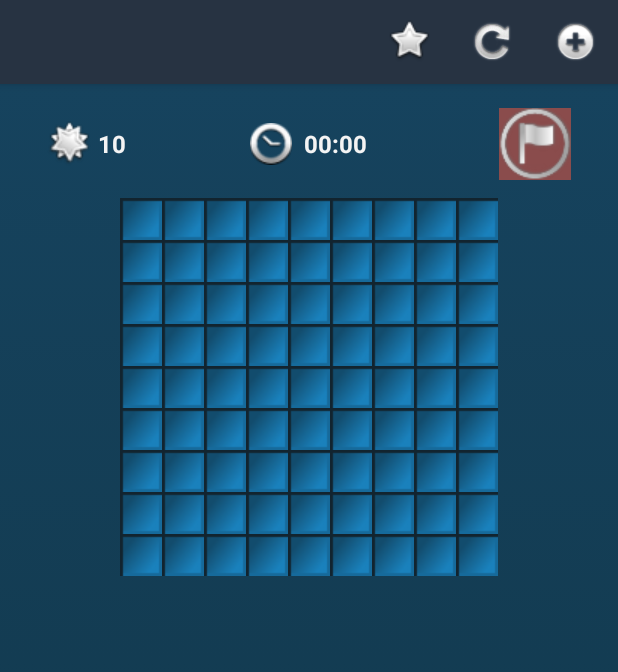
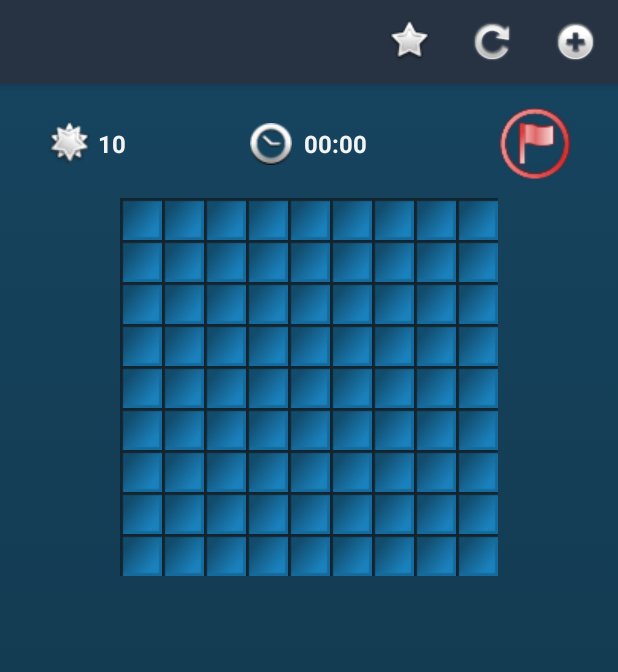
Before and after one commit to anazeer/Demineur, an Android app: the screen it shows after launch (MainActivity), after a tap on an icon or button, on a phone screen of 412 x 824 dp. Shown: the top 672 px of the screen. Run offline under Robolectric (Android 15) with nearby library versions, the phone set to English and light mode, and no system bars; 2 other taps on this screen came first.

Commit message:
Icons indicate game state (joker, flag)

```diff
--- a/app/src/main/java/com/android/demineur/MainActivity.java
+++ b/app/src/main/java/com/android/demineur/MainActivity.java
@@ -11,6 +11,7 @@ import android.os.Message;
 import android.os.Vibrator;
 import android.preference.PreferenceManager;
 import android.support.v7.app.AppCompatActivity;
+import android.support.v7.view.menu.ActionMenuItemView;
 import android.view.LayoutInflater;
 import android.view.Menu;
 import android.view.MenuInflater;
@@ -43,6 +44,7 @@ public class MainActivity extends AppCompatActivity {
     private SeekBar minesSeekBar;
     private Dialog settingsDialog;
     private AlertDialog.Builder replayDialog;
+    private Menu menu;
     private View settingsLayout;
     private TextView widthValueText;
     private TextView heightValueText;
@@ -176,8 +178,9 @@ public class MainActivity extends AppCompatActivity {
         }
         minesCountText.setText(getResources().getString(R.string.count_mines, model.getRemainingCountMines()));
         timeText.setText(getResources().getString(R.string.timer, 0, 0));
-        flagButton.setBackgroundResource(R.drawable.just_flag);
-        //flagButton.setBackgroundResource(R.color.gameBackground);
+        flagButton.setImageResource(R.drawable.just_flag);
+        if(menu != null)
+            updateJokerButton();
     }
 
     private void restartGame() {
@@ -250,6 +253,8 @@ public class MainActivity extends AppCompatActivity {
         super.onCreateOptionsMenu(menu);
         MenuInflater menuInflater = getMenuInflater();
         menuInflater.inflate(R.menu.menu, menu);
+        this.menu = menu;
+        updateJokerButton();
         return true;
     }
 
@@ -280,9 +285,11 @@ public class MainActivity extends AppCompatActivity {
                 break;
             case R.id.safeJokerMenuId:
                 model.activateSafeModeJoker();
+                updateJokerButton();
                 return true;
             case R.id.burstJokerMenuId:
                 model.activateBurstModeJoker();
+                updateJokerButton();
                 return true;
             case R.id.settingsMenuId:
                 Intent prefActivity = new Intent(this, DemineurPreference.class);
@@ -355,6 +362,7 @@ public class MainActivity extends AppCompatActivity {
             int i = Integer.parseInt(position[0] + "");
             int j = Integer.parseInt(position[1] + "");
             model.move(i, j);
+            updateJokerButton();
             if(timer == null)
                 initTimer(); // the cloak starts after the first move
             updateGrid();
@@ -363,13 +371,41 @@ public class MainActivity extends AppCompatActivity {
     };
 
     private void updateFlagButton() {
-        if(model.isFlagMode()) {
-            flagButton.setBackgroundResource(R.drawable.flag_red);
-            flagButton.setBackgroundResource(R.color.flagPressed);
+        if(model.isFlagMode())
+            flagButton.setImageResource(R.drawable.flag_red);
+        else
+            flagButton.setImageResource(R.drawable.just_flag);
+    }
+
+    private void updateJokerButton() {
+        MenuItem jokerItem = menu.findItem(R.id.jokerMenuId);
+        MenuItem safeJokerItem = menu.findItem(R.id.safeJokerMenuId);
+        MenuItem burstJokerItem = menu.findItem(R.id.burstJokerMenuId);
+        jokerItem.setIcon(R.drawable.joker);
+        if(model.isSafeModeJoker() || model.isBurstModeJoker()) {
+            jokerItem.setIcon(R.drawable.joker_jaune);
+            if(model.isSafeModeJoker())
+                Toast.makeText(this, getResources().getString(R.string.safeModeActivated), Toast.LENGTH_SHORT).show();
+            else
+                Toast.makeText(this, getResources().getString(R.string.burstModeActivated), Toast.LENGTH_SHORT).show();
+        }
+        else
+            jokerItem.setIcon(R.drawable.joker);
+        if(model.isSafeJokerUsed()) {
+            safeJokerItem.setIcon(R.drawable.croix);
+            safeJokerItem.setEnabled(false);
         }
         else {
-            flagButton.setBackgroundResource(R.drawable.just_flag);
-            //flagButton.setBackgroundResource(R.color.gameBackground);
+            safeJokerItem.setIcon(null);
+            safeJokerItem.setEnabled(true);
+        }
+        if(model.isBurstJokerUsed()){
+            burstJokerItem.setIcon(R.drawable.croix);
+            burstJokerItem.setEnabled(false);
+        }
+        else {
+            burstJokerItem.setIcon(null);
+            burstJokerItem.setEnabled(true);
         }
     }
 
--- a/app/src/main/res/values/strings.xml
+++ b/app/src/main/res/values/strings.xml
@@ -13,7 +13,9 @@
     <string name="new_custom">Custom&#8230;</string>
     <string name="joker">Joker</string>
     <string name="safeMode">Safe move</string>
+    <string name="safeModeActivated">Safe mode joker activated!</string>
     <string name="burstMode">Burst move</string>
+    <string name="burstModeActivated">Burst mode joker activated!</string>
     <string name="lost">lost</string>
     <string name="won">won</string>
     <string name="yes">Yes</string>
```
Also changed, not shown: app/src/main/res/drawable/aide.png (added), app/src/main/res/drawable/croix.png (added), app/src/main/res/drawable/flag_red.png, app/src/main/res/drawable/joker_jaune.png (added).
